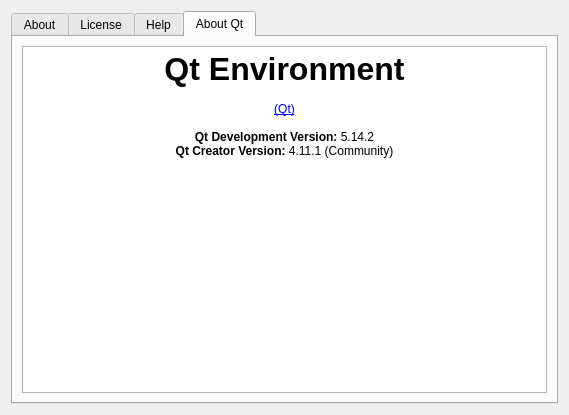
Old version of the form about.ui in the repository langong-dev/ScreenShot-L.
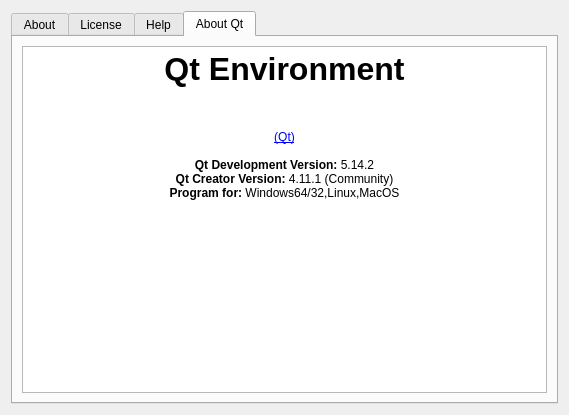
New version of the form. The open tabs and pages were chosen to show the change. Icons and pictures are not drawn.

The edit to the form file:
```diff
--- a/about.ui
+++ b/about.ui
@@ -125,11 +125,14 @@
 p, li { white-space: pre-wrap; }
 &lt;/style&gt;&lt;/head&gt;&lt;body style=&quot; font-family:'SimSun'; font-size:9pt; font-weight:400; font-style:normal;&quot;&gt;
 &lt;p align=&quot;center&quot; style=&quot; margin-top:0px; margin-bottom:0px; margin-left:0px; margin-right:0px; -qt-block-indent:0; text-indent:0px;&quot;&gt;&lt;span style=&quot; font-size:24pt; font-weight:600;&quot;&gt;Qt Environment&lt;/span&gt;&lt;/p&gt;
+&lt;p align=&quot;center&quot; style=&quot;-qt-paragraph-type:empty; margin-top:0px; margin-bottom:0px; margin-left:0px; margin-right:0px; -qt-block-indent:0; text-indent:0px;&quot;&gt;&lt;br /&gt;&lt;/p&gt;
+&lt;p align=&quot;center&quot; style=&quot;-qt-paragraph-type:empty; margin-top:0px; margin-bottom:0px; margin-left:0px; margin-right:0px; -qt-block-indent:0; text-indent:0px;&quot;&gt;&lt;br /&gt;&lt;/p&gt;
 &lt;p align=&quot;center&quot; style=&quot; margin-top:0px; margin-bottom:0px; margin-left:0px; margin-right:0px; -qt-block-indent:0; text-indent:0px;&quot;&gt;&lt;img src=&quot;:/SystemTray/QtIcon.png&quot; /&gt; &lt;/p&gt;
 &lt;p align=&quot;center&quot; style=&quot; margin-top:0px; margin-bottom:0px; margin-left:0px; margin-right:0px; -qt-block-indent:0; text-indent:0px;&quot;&gt;&lt;a href=&quot;https://www.qt.io&quot;&gt;&lt;span style=&quot; text-decoration: underline; color:#0000ff;&quot;&gt;(Qt)&lt;/span&gt;&lt;/a&gt;&lt;/p&gt;
 &lt;p style=&quot;-qt-paragraph-type:empty; margin-top:0px; margin-bottom:0px; margin-left:0px; margin-right:0px; -qt-block-indent:0; text-indent:0px;&quot;&gt;&lt;br /&gt;&lt;/p&gt;
 &lt;p align=&quot;center&quot; style=&quot; margin-top:0px; margin-bottom:0px; margin-left:0px; margin-right:0px; -qt-block-indent:0; text-indent:0px;&quot;&gt;&lt;span style=&quot; font-weight:600;&quot;&gt;Qt Development Version:&lt;/span&gt; 5.14.2&lt;/p&gt;
-&lt;p align=&quot;center&quot; style=&quot; margin-top:0px; margin-bottom:0px; margin-left:0px; margin-right:0px; -qt-block-indent:0; text-indent:0px;&quot;&gt;&lt;span style=&quot; font-weight:600;&quot;&gt;Qt Creator Version:&lt;/span&gt; 4.11.1 (Community)&lt;/p&gt;&lt;/body&gt;&lt;/html&gt;</string>
+&lt;p align=&quot;center&quot; style=&quot; margin-top:0px; margin-bottom:0px; margin-left:0px; margin-right:0px; -qt-block-indent:0; text-indent:0px;&quot;&gt;&lt;span style=&quot; font-weight:600;&quot;&gt;Qt Creator Version:&lt;/span&gt; 4.11.1 (Community)&lt;/p&gt;
+&lt;p align=&quot;center&quot; style=&quot; margin-top:0px; margin-bottom:0px; margin-left:0px; margin-right:0px; -qt-block-indent:0; text-indent:0px;&quot;&gt;&lt;span style=&quot; font-weight:600;&quot;&gt;Program for:&lt;/span&gt; Windows64/32,Linux,MacOS&lt;/p&gt;&lt;/body&gt;&lt;/html&gt;</string>
          </property>
         </widget>
        </item>
```
Left out of the diff: 9 changed lines with no effect on the pictures.
